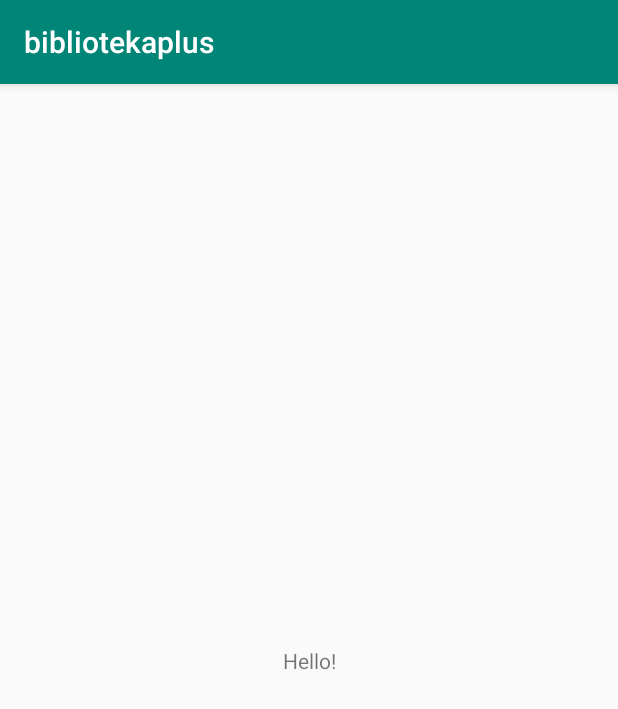
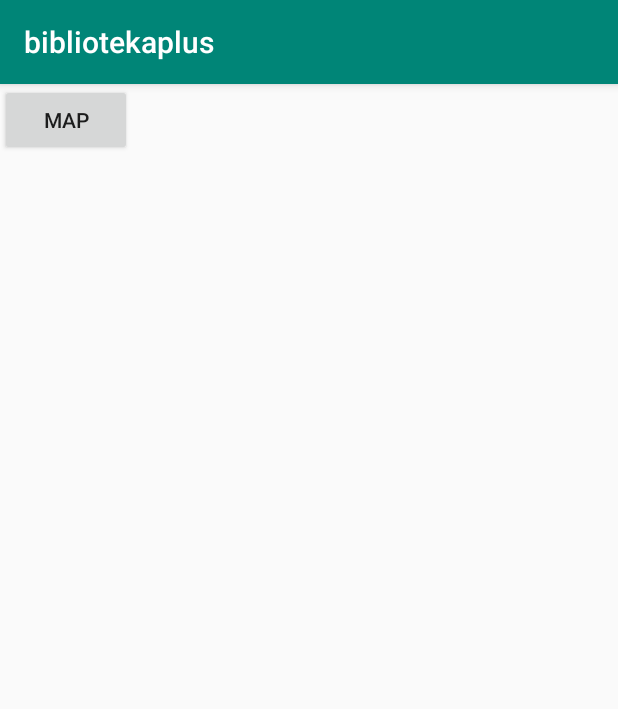
Before and after one commit to dawid2010/bibliotekaplus, an Android app: the screen it shows after launch (menuGlowne before the commit, mapaOddzialow after it), on a phone screen of 412 x 824 dp. Shown: the top 709 px of the screen. Run offline under Robolectric (Android 15) with nearby library versions, the phone set to English and light mode, and no system bars.

Commit message:
Dodanie geolokalizacji

```diff
--- a/app/build.gradle
+++ b/app/build.gradle
@@ -25,4 +25,6 @@ dependencies {
     testImplementation 'junit:junit:4.12'
     androidTestImplementation 'com.android.support.test:runner:1.0.2'
     androidTestImplementation 'com.android.support.test.espresso:espresso-core:3.0.2'
+    //Google play services
+    implementation 'com.google.android.gms:play-services:11.4.0'
 }
--- /dev/null
+++ b/app/src/main/java/mobile/bibliotekaplus/mapaOddzialow.java
@@ -0,0 +1,59 @@
+package mobile.bibliotekaplus;
+
+import android.app.Dialog;
+import android.content.Intent;
+import android.support.v7.app.AppCompatActivity;
+import android.os.Bundle;
+import android.util.Log;
+import android.view.View;
+import android.widget.Button;
+import android.widget.Toast;
+
+import com.google.android.gms.common.ConnectionResult;
+import com.google.android.gms.common.GoogleApiAvailability;
+
+public class mapaOddzialow extends AppCompatActivity {
+
+    private static final String TAG = "mapaOddzialow";
+
+    private static final int ERROR_DIALOG_REQUEST = 9001;
+
+    @Override
+    protected void onCreate(Bundle savedInstanceState) {
+        super.onCreate(savedInstanceState);
+        setContentView(R.layout.activity_mapa_oddzialow);
+
+        if(isServicesOK()){
+                init();
+        }
+    }
+
+    private void init(){
+        Button btnMap = (Button) findViewById(R.id.btnMap);
+        btnMap.setOnClickListener(new View.OnClickListener() {
+            @Override
+            public void onClick(View view){
+                Intent intent = new Intent(mapaOddzialow.this, MapActivity.class);
+                startActivity(intent);
+            }
+        });
+    }
+
+    public boolean isServicesOK(){
+        Log.d(TAG,"isServicesOK: checking google services version");
+        int available = GoogleApiAvailability.getInstance().isGooglePlayServicesAvailable(mapaOddzialow.this);
+        if(available == ConnectionResult.SUCCESS){
+            Log.d(TAG,"isServicesOK: Google Play services is working");
+            return true;
+        }
+        else if(GoogleApiAvailability.getInstance().isUserResolvableError(available)){
+            Log.d(TAG,"isServicesOK: An error occured but we can fix it");
+            Dialog dialog = GoogleApiAvailability.getInstance().getErrorDialog(mapaOddzialow.this, available, ERROR_DIALOG_REQUEST);
+            dialog.show();
+        }else{
+            Toast.makeText(this,"We cant make map request",Toast.LENGTH_SHORT).show();
+        }
+        return false;
+    }
+
+}
--- a/app/src/main/java/mobile/bibliotekaplus/menuGlowne.java
+++ /dev/null
@@ -1,13 +0,0 @@
-package mobile.bibliotekaplus;
-
-import android.support.v7.app.AppCompatActivity;
-import android.os.Bundle;
-
-public class menuGlowne extends AppCompatActivity {
-
-    @Override
-    protected void onCreate(Bundle savedInstanceState) {
-        super.onCreate(savedInstanceState);
-        setContentView(R.layout.activity_menu_glowne);
-    }
-}
--- a/app/src/main/res/layout/activity_menu_glowne.xml
+++ b/app/src/main/res/layout/activity_mapa_oddzialow.xml
@@ -4,15 +4,13 @@
     xmlns:tools="http://schemas.android.com/tools"
     android:layout_width="match_parent"
     android:layout_height="match_parent"
-    tools:context=".menuGlowne">
+    tools:context=".mapaOddzialow">
 
-    <TextView
+    <Button
         android:layout_width="wrap_content"
         android:layout_height="wrap_content"
-        android:text="Hello!"
-        app:layout_constraintBottom_toBottomOf="parent"
-        app:layout_constraintLeft_toLeftOf="parent"
-        app:layout_constraintRight_toRightOf="parent"
-        app:layout_constraintTop_toTopOf="parent" />
+        android:text="Map"
+        android:id="@+id/btnMap"/>
+        />
 
 </android.support.constraint.ConstraintLayout>
--- a/app/src/main/res/values/strings.xml
+++ b/app/src/main/res/values/strings.xml
@@ -1,3 +1,4 @@
 <resources>
+    <string name="google_maps_API_key">AIzaSyCUI864TMgeS2gWTf2u6TITPPDuQms4TjA</string>
     <string name="app_name">bibliotekaplus</string>
 </resources>
--- a/build.gradle
+++ b/build.gradle
@@ -19,6 +19,9 @@ allprojects {
     repositories {
         google()
         jcenter()
+        maven{
+            url "https://maven.google.com"
+        }
     }
 }
 
```
Also changed, not shown: app/src/main/AndroidManifest.xml (+18 -2 lines), app/src/main/java/mobile/bibliotekaplus/MapActivity.java (added, +149 -0 lines), app/src/main/res/layout/activity_map.xml (added, +16 -0 lines), 1 other file.
